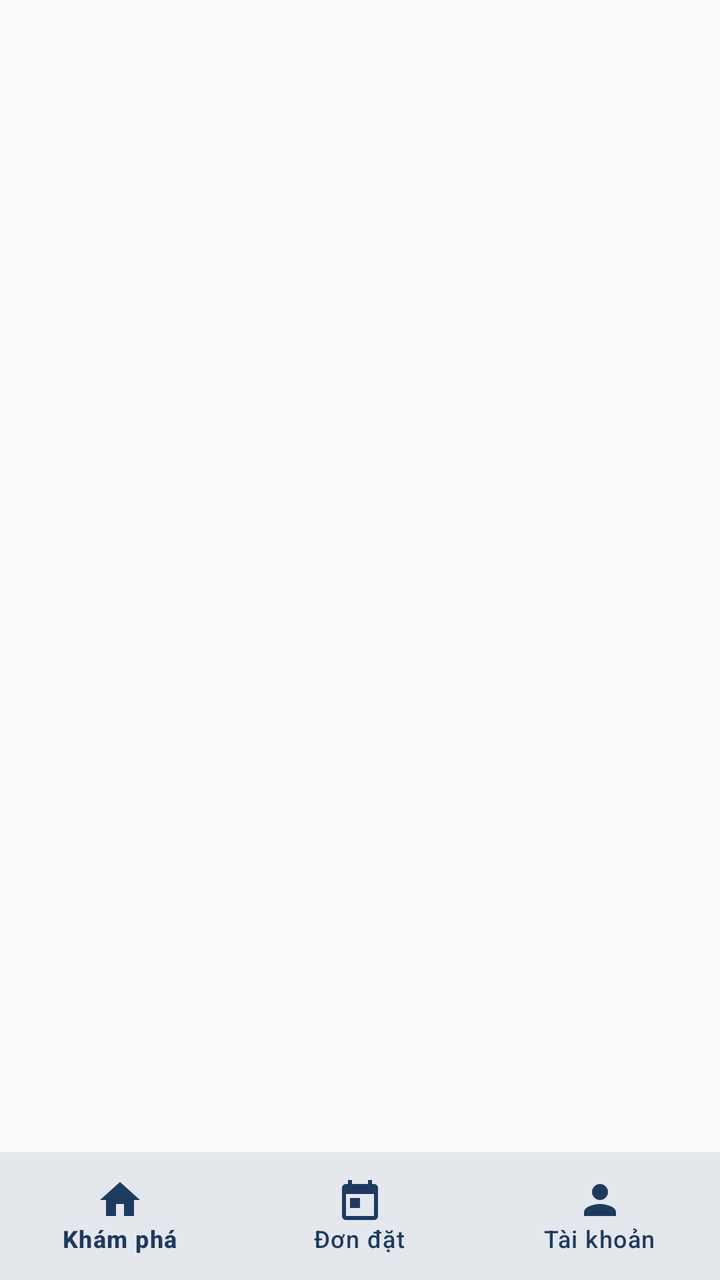
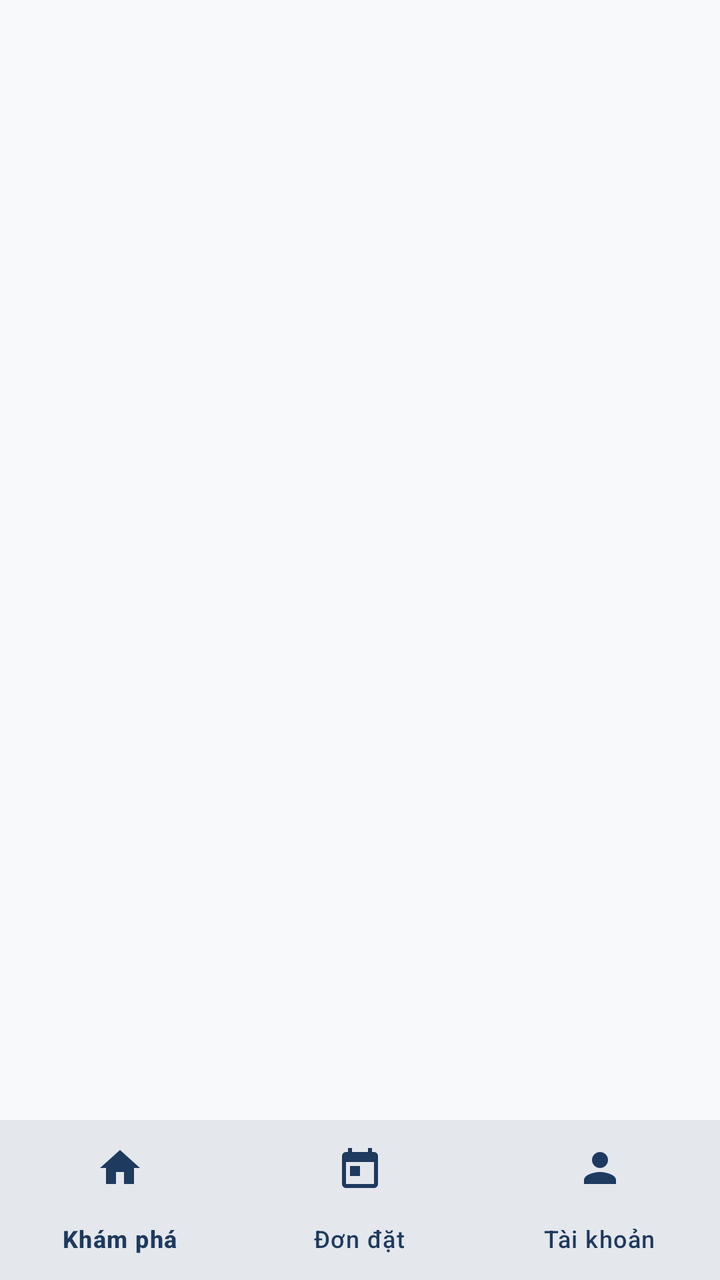

Screens rendered from an Android XML layout before and after an edit, with the pre-edit source and the edit as a unified diff.
<!-- AndroidManifest.xml: application theme Theme.StayHub -->
<!-- res/layout/activity_main.xml -->
<?xml version="1.0" encoding="utf-8"?>
<androidx.constraintlayout.widget.ConstraintLayout 
    xmlns:android="http://schemas.android.com/apk/res/android"
    xmlns:app="http://schemas.android.com/apk/res-auto"
    android:layout_width="match_parent"
    android:layout_height="match_parent"
    android:background="@color/background">

    
    <androidx.fragment.app.FragmentContainerView
        android:id="@+id/navHostFragment"
        android:layout_width="0dp"
        android:layout_height="0dp"
        app:layout_constraintTop_toTopOf="parent"
        app:layout_constraintBottom_toTopOf="@id/bottomNavigation"
        app:layout_constraintStart_toStartOf="parent"
        app:layout_constraintEnd_toEndOf="parent" />

    
    <com.google.android.material.bottomnavigation.BottomNavigationView
        android:id="@+id/bottomNavigation"
        android:layout_width="0dp"
        android:layout_height="@dimen/bottom_nav_height"
        android:background="@color/surface"
        android:elevation="8dp"
        app:elevation="8dp"
        app:itemIconTint="@color/primary"
        app:itemTextColor="@color/primary"
        app:itemRippleColor="@color/primary_container"
        app:labelVisibilityMode="labeled"
        app:menu="@menu/bottom_nav_menu"
        app:layout_constraintBottom_toBottomOf="parent"
        app:layout_constraintStart_toStartOf="parent"
        app:layout_constraintEnd_toEndOf="parent" />

</androidx.constraintlayout.widget.ConstraintLayout>
<!-- resources referenced by this layout -->
<resources>
  <color name="background">#F8F9FA</color>
  <color name="primary">#1E3A5F</color>
  <color name="primary_container">#D9E4F2</color>
  <color name="surface">#FFFFFF</color>
  <dimen name="bottom_nav_height">64dp</dimen>
  <style name="Theme.StayHub" parent="Theme.Material3.DayNight.NoActionBar">
          
          <item name="colorPrimary">@color/primary</item>
          <item name="colorOnPrimary">@color/on_primary</item>
          <item name="colorPrimaryContainer">@color/primary_container</item>
          <item name="colorOnPrimaryContainer">@color/on_primary_container</item>
  
          
          <item name="colorSecondary">@color/secondary</item>
          <item name="colorOnSecondary">@color/on_secondary</item>
          <item name="colorSecondaryContainer">@color/secondary_container</item>
          <item name="colorOnSecondaryContainer">@color/on_secondary_container</item>
  
          
          <item name="android:colorBackground">@color/background</item>
          <item name="colorSurface">@color/surface</item>
          <item name="colorSurfaceVariant">@color/surface_variant</item>
          <item name="colorOutline">@color/outline</item>
  
          
          <item name="android:statusBarColor">@color/primary_dark</item>
          <item name="android:windowLightStatusBar">false</item>
          <item name="android:navigationBarColor">@color/surface</item>
  
          
          <item name="shapeAppearanceMediumComponent">@style/ShapeAppearance.StayHub.MediumComponent</item>
          <item name="shapeAppearanceLargeComponent">@style/ShapeAppearance.StayHub.LargeComponent</item>
          <item name="materialCardViewStyle">@style/Widget.StayHub.CardView</item>
      </style>
  <color name="on_primary">#FFFFFF</color>
  <color name="on_primary_container">#0D1C30</color>
  <color name="secondary">#FF8A3D</color>
  <color name="on_secondary">#FFFFFF</color>
  <color name="secondary_container">#FFE3D1</color>
  <color name="on_secondary_container">#4E2300</color>
  <color name="surface_variant">#EEF2F6</color>
  <color name="outline">#CBD5E1</color>
  <color name="primary_dark">#13243B</color>
  <style name="ShapeAppearance.StayHub.MediumComponent" parent="ShapeAppearance.Material3.MediumComponent">
          <item name="cornerSize">@dimen/card_corner_radius</item>
      </style>
  <style name="ShapeAppearance.StayHub.LargeComponent" parent="ShapeAppearance.Material3.LargeComponent">
          <item name="cornerSize">@dimen/card_corner_radius</item>
      </style>
  <style name="Widget.StayHub.CardView" parent="Widget.Material3.CardView.Elevated">
          <item name="cardCornerRadius">@dimen/card_corner_radius</item>
          <item name="cardElevation">@dimen/card_elevation</item>
          <item name="cardBackgroundColor">@color/surface</item>
          <item name="strokeColor">@color/divider</item>
          <item name="strokeWidth">@dimen/card_stroke_width</item>
      </style>
  <dimen name="card_corner_radius">12dp</dimen>
  <dimen name="card_elevation">2dp</dimen>
  <color name="divider">#E2E8F0</color>
  <dimen name="card_stroke_width">1dp</dimen>
</resources>

<!-- the commit's change to res/layout/activity_main.xml (unified diff, before → after) -->
@@ -20,7 +20,7 @@
     <com.google.android.material.bottomnavigation.BottomNavigationView
         android:id="@+id/bottomNavigation"
         android:layout_width="0dp"
-        android:layout_height="@dimen/bottom_nav_height"
+        android:layout_height="wrap_content"
         android:background="@color/surface"
         android:elevation="8dp"
         app:elevation="8dp"
<!-- resource entries referenced after the edit -->
@@ -4,7 +4,6 @@
   <color name="primary">#1E3A5F</color>
   <color name="primary_container">#D9E4F2</color>
   <color name="surface">#FFFFFF</color>
-  <dimen name="bottom_nav_height">64dp</dimen>
   <style name="Theme.StayHub" parent="Theme.Material3.DayNight.NoActionBar">
           
           <item name="colorPrimary">@color/primary</item>
